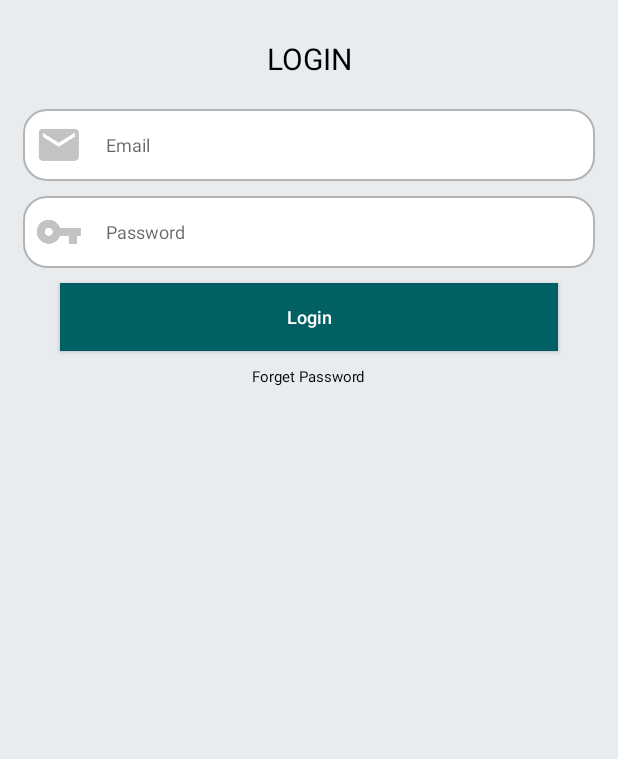
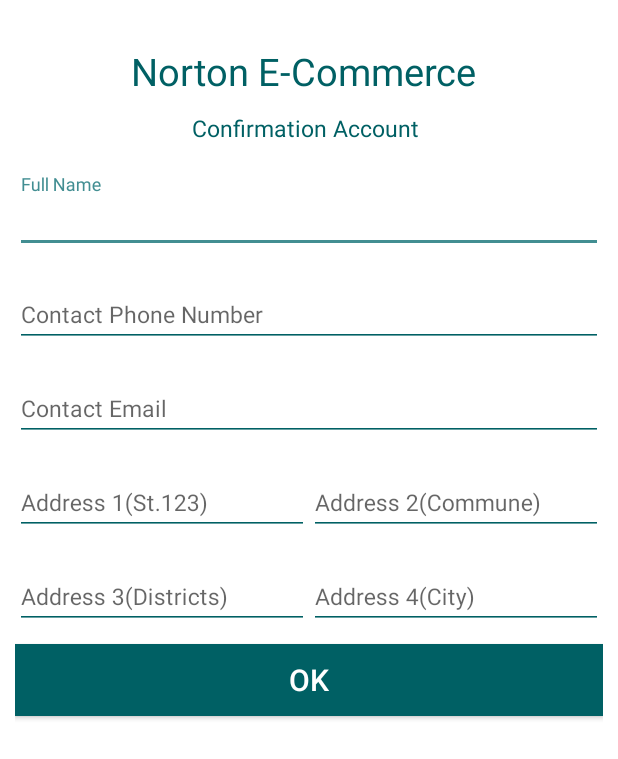
Before and after one commit to VichitGit/FBS, an Android app: the RegisterUserActivity screen opened directly, with no data from a screen before it, on a phone screen of 412 x 824 dp. Shown: the top 759 px of the screen. Run offline under Robolectric (Android 15) with nearby library versions, the phone set to English and light mode, and no system bars.

Commit message:
update ui

```diff
--- a/app/src/main/java/vichitpov/com/fbs/ui/activity/MainActivity.java
+++ b/app/src/main/java/vichitpov/com/fbs/ui/activity/MainActivity.java
@@ -3,7 +3,6 @@ package vichitpov.com.fbs.ui.activity;
 import android.annotation.SuppressLint;
 import android.content.Intent;
 import android.os.Bundle;
-import android.support.annotation.ColorInt;
 import android.support.annotation.NonNull;
 import android.support.design.widget.FloatingActionButton;
 import android.support.design.widget.NavigationView;
@@ -26,13 +25,10 @@ import com.github.rubensousa.bottomsheetbuilder.BottomSheetBuilder;
 import com.github.rubensousa.bottomsheetbuilder.BottomSheetMenuDialog;
 import com.github.rubensousa.bottomsheetbuilder.adapter.BottomSheetItemClickListener;
 
-import io.github.yavski.fabspeeddial.FabSpeedDial;
-import io.github.yavski.fabspeeddial.SimpleMenuListenerAdapter;
 import vichitpov.com.fbs.R;
 import vichitpov.com.fbs.adapter.TabAdapter;
 import vichitpov.com.fbs.model.TabModel;
-import vichitpov.com.fbs.ui.activity.profile.RePostToBuyActivity;
-import vichitpov.com.fbs.ui.activity.profile.RePostToSellActivity;
+import vichitpov.com.fbs.ui.activity.login.StartLoginActivity;
 import vichitpov.com.fbs.ui.activity.profile.UserProfileActivity;
 import vichitpov.com.fbs.ui.fragments.BuyerRecentItemFragment;
 import vichitpov.com.fbs.ui.fragments.SellerRecentItemFragment;
--- a/app/src/main/java/vichitpov/com/fbs/ui/activity/LoginDifferentActivity.java
+++ b/app/src/main/java/vichitpov/com/fbs/ui/activity/login/RegisterUserActivity.java
@@ -1,15 +1,15 @@
-package vichitpov.com.fbs.ui.activity;
+package vichitpov.com.fbs.ui.activity.login;
 
+import android.support.v7.app.AppCompatActivity;
 import android.os.Bundle;
-import android.support.v7.app.AppCompatActivity;
 
 import vichitpov.com.fbs.R;
 
-public class LoginDifferentActivity extends AppCompatActivity {
+public class RegisterUserActivity extends AppCompatActivity {
 
     @Override
     protected void onCreate(Bundle savedInstanceState) {
         super.onCreate(savedInstanceState);
-        setContentView(R.layout.activity_login_diffrent);
+        setContentView(R.layout.activity_register_user);
     }
 }
--- a/app/src/main/res/layout/activity_login_diffrent.xml
+++ /dev/null
@@ -1,80 +0,0 @@
-<?xml version="1.0" encoding="utf-8"?>
-<LinearLayout xmlns:android="http://schemas.android.com/apk/res/android"
-    xmlns:tools="http://schemas.android.com/tools"
-    android:layout_width="match_parent"
-    android:layout_height="match_parent"
-    android:orientation="vertical"
-    tools:context="vichitpov.com.fbs.ui.activity.LoginDifferentActivity">
-
-
-    <TextView
-        android:layout_width="match_parent"
-        android:layout_height="wrap_content"
-        android:layout_marginTop="25dp"
-        android:gravity="center"
-        android:text="LOGIN"
-        android:textColor="@color/colorBlack"
-        android:textSize="@dimen/sp_20" />
-
-    <EditText
-        android:id="@+id/edit_email"
-        android:layout_width="match_parent"
-        android:layout_height="wrap_content"
-        android:layout_marginLeft="@dimen/dp_15"
-        android:layout_marginRight="@dimen/dp_15"
-        android:layout_marginTop="20dp"
-        android:background="@drawable/background_edit_text"
-        android:drawablePadding="@dimen/dp_15"
-        android:drawableStart="@drawable/ic_email"
-        android:drawableTint="@color/colorHint"
-        android:gravity="center_vertical"
-        android:hint="Email"
-        android:inputType="textEmailAddress"
-        android:padding="@dimen/dp_8"
-        android:textSize="12sp"
-        android:theme="@style/AppTheme"
-        tools:ignore="RtlSymmetry" />
-
-    <EditText
-        android:id="@+id/edit_password"
-        android:layout_width="match_parent"
-        android:layout_height="wrap_content"
-        android:layout_marginLeft="15dp"
-        android:layout_marginRight="15dp"
-        android:layout_marginTop="10dp"
-        android:background="@drawable/background_edit_text"
-        android:drawablePadding="15dp"
-        android:drawableStart="@drawable/ic_password"
-        android:drawableTint="@color/colorHint"
-        android:gravity="center_vertical"
-        android:hint="Password"
-        android:inputType="textPassword"
-        android:padding="@dimen/dp_8"
-        android:textSize="12sp"
-        android:theme="@style/AppTheme" />
-
-    <Button
-        android:id="@+id/button_login"
-        android:layout_width="match_parent"
-        android:layout_height="45dp"
-        android:layout_marginLeft="40dp"
-        android:layout_marginRight="40dp"
-        android:layout_marginTop="10dp"
-        android:background="@color/colorPrimary"
-        android:text="Login"
-        android:textAllCaps="false"
-        android:textColor="@color/colorWhite"
-        android:textSize="@dimen/sp_12" />
-
-    <TextView
-        android:id="@+id/text_forget_password"
-        android:layout_width="wrap_content"
-        android:layout_height="wrap_content"
-        android:layout_gravity="center"
-        android:layout_marginTop="10dp"
-        android:text="Forget Password"
-        android:textColor="@color/colorBlack"
-        android:textSize="10sp" />
-
-
-</LinearLayout>
--- /dev/null
+++ b/app/src/main/res/layout/activity_register_user.xml
@@ -0,0 +1,205 @@
+<?xml version="1.0" encoding="utf-8"?>
+<LinearLayout xmlns:android="http://schemas.android.com/apk/res/android"
+    xmlns:app="http://schemas.android.com/apk/res-auto"
+    xmlns:tools="http://schemas.android.com/tools"
+    android:layout_width="match_parent"
+    android:layout_height="match_parent"
+    android:background="@color/colorWhite"
+    android:orientation="vertical"
+    android:padding="@dimen/dp_10"
+    tools:context="vichitpov.com.fbs.ui.activity.login.RegisterUserActivity">
+
+
+    <TextView
+        android:layout_width="wrap_content"
+        android:layout_height="wrap_content"
+        android:layout_gravity="center"
+        android:layout_marginBottom="@dimen/dp_10"
+        android:layout_marginTop="@dimen/dp_20"
+        android:text="Norton E-Commerce "
+        android:textColor="@color/colorPrimary"
+        android:textSize="@dimen/sp_25" />
+
+    <TextView
+        android:layout_width="wrap_content"
+        android:layout_height="wrap_content"
+        android:layout_gravity="center"
+        android:layout_marginBottom="@dimen/dp_20"
+        android:text="Confirmation Account "
+        android:textColor="@color/colorPrimary"
+
+        android:textSize="@dimen/sp_15" />
+
+    <android.support.design.widget.TextInputLayout
+        android:id="@+id/inputFullName"
+        android:layout_width="match_parent"
+        android:layout_height="wrap_content">
+
+        <EditText
+            android:id="@+id/editFullName"
+            android:layout_width="match_parent"
+            android:layout_height="wrap_content"
+            android:layout_marginBottom="@dimen/dp_10"
+            android:layout_marginTop="@dimen/dp_10"
+            android:backgroundTint="@color/colorPrimary"
+            android:hint="Full Name"
+            android:textColor="@color/colorBlack"
+            android:textSize="@dimen/sp_15"
+            android:theme="@style/AppTheme.PopupOverlay"
+            tools:ignore="TextFields" />
+
+    </android.support.design.widget.TextInputLayout>
+
+    <android.support.design.widget.TextInputLayout
+        android:id="@+id/inputContactNumber"
+        android:layout_width="match_parent"
+        android:layout_height="wrap_content">
+
+        <EditText
+            android:id="@+id/editContactNumber"
+            android:layout_width="match_parent"
+            android:layout_height="wrap_content"
+            android:layout_marginBottom="@dimen/dp_10"
+            android:layout_marginTop="@dimen/dp_10"
+            android:backgroundTint="@color/colorPrimary"
+            android:hint="Contact Phone Number"
+            android:textColor="@color/colorBlack"
+            android:textSize="@dimen/sp_15"
+            android:theme="@style/AppTheme.PopupOverlay"
+            tools:ignore="TextFields" />
+
+    </android.support.design.widget.TextInputLayout>
+
+    <android.support.design.widget.TextInputLayout
+        android:id="@+id/inputEmail"
+        android:layout_width="match_parent"
+        android:layout_height="wrap_content">
+
+        <EditText
+            android:id="@+id/editEmail"
+            android:layout_width="match_parent"
+            android:layout_height="wrap_content"
+            android:layout_marginBottom="@dimen/dp_10"
+            android:layout_marginTop="@dimen/dp_10"
+            android:backgroundTint="@color/colorPrimary"
+            android:hint="Contact Email"
+            android:inputType="textEmailAddress"
+            android:textColor="@color/colorBlack"
+            android:textSize="@dimen/sp_15"
+            android:theme="@style/AppTheme.PopupOverlay"
+            tools:ignore="TextFields" />
+
+    </android.support.design.widget.TextInputLayout>
+
+    <LinearLayout
+        android:layout_width="match_parent"
+        android:layout_height="wrap_content"
+        android:weightSum="2">
+
+
+        <android.support.design.widget.TextInputLayout
+            android:id="@+id/inputAddress1"
+            android:layout_width="0dp"
+            android:layout_height="wrap_content"
+            android:layout_weight="1">
+
+            <EditText
+                android:id="@+id/editAddress1"
+                android:layout_width="match_parent"
+                android:layout_height="wrap_content"
+                android:layout_marginBottom="@dimen/dp_10"
+                android:layout_marginTop="@dimen/dp_10"
+                android:backgroundTint="@color/colorPrimary"
+                android:hint="Address 1(St.123)"
+                android:textColor="@color/colorBlack"
+                android:textSize="@dimen/sp_15"
+                android:theme="@style/AppTheme.PopupOverlay"
+                tools:ignore="TextFields" />
+
+        </android.support.design.widget.TextInputLayout>
+
+        <android.support.design.widget.TextInputLayout
+            android:id="@+id/inputAddress2"
+            android:layout_width="0dp"
+            android:layout_height="wrap_content"
+            android:layout_weight="1">
+
+            <EditText
+                android:id="@+id/editAddress2"
+                android:layout_width="match_parent"
+                android:layout_height="wrap_content"
+                android:layout_marginBottom="@dimen/dp_10"
+                android:layout_marginTop="@dimen/dp_10"
+                android:backgroundTint="@color/colorPrimary"
+                android:hint="Address 2(Commune)"
+                android:textColor="@color/colorBlack"
+                android:textSize="@dimen/sp_15"
+                android:theme="@style/AppTheme.PopupOverlay"
+                tools:ignore="TextFields" />
+
+        </android.support.design.widget.TextInputLayout>
+
+    </LinearLayout>
+
+    <LinearLayout
+        android:layout_width="match_parent"
+        android:layout_height="wrap_content"
+        android:weightSum="2">
+
+
+        <android.support.design.widget.TextInputLayout
+            android:id="@+id/inputAddress3"
+            android:layout_width="0dp"
+            android:layout_height="wrap_content"
+            android:layout_weight="1">
+
+            <EditText
+                android:id="@+id/editAddress3"
+                android:layout_width="match_parent"
+                android:layout_height="wrap_content"
+                android:layout_marginBottom="@dimen/dp_10"
+                android:layout_marginTop="@dimen/dp_10"
+                android:backgroundTint="@color/colorPrimary"
+                android:hint="Address 3(Districts)"
+                android:textColor="@color/colorBlack"
+                android:textSize="@dimen/sp_15"
+                android:theme="@style/AppTheme.PopupOverlay"
+                tools:ignore="TextFields" />
+
+        </android.support.design.widget.TextInputLayout>
+
+        <android.support.design.widget.TextInputLayout
+            android:id="@+id/inputAddress4"
+            android:layout_width="0dp"
+            android:layout_height="wrap_content"
+            android:layout_weight="1">
+
+            <EditText
+                android:id="@+id/editAddress4"
+                android:layout_width="match_parent"
+                android:layout_height="wrap_content"
+                android:layout_marginBottom="@dimen/dp_10"
+                android:layout_marginTop="@dimen/dp_10"
+                android:backgroundTint="@color/colorPrimary"
+                android:hint="Address 4(City)"
+                android:textColor="@color/colorBlack"
+                android:textSize="@dimen/sp_15"
+                android:theme="@style/AppTheme.PopupOverlay"
+                tools:ignore="TextFields" />
+
+        </android.support.design.widget.TextInputLayout>
+
+
+    </LinearLayout>
+
+    <Button
+        android:id="@+id/buttonOk"
+        android:layout_width="match_parent"
+        android:layout_height="wrap_content"
+        android:background="@color/colorPrimary"
+        android:text="Ok"
+        android:textColor="@color/colorWhite"
+        android:textSize="@dimen/sp_20" />
+
+
+</LinearLayout>
--- a/app/src/main/res/values/dimens.xml
+++ b/app/src/main/res/values/dimens.xml
@@ -17,4 +17,5 @@
     <dimen name="sp_10">10sp</dimen>
     <dimen name="dp_10">10dp</dimen>
     <dimen name="sp_20">20sp</dimen>
+    <dimen name="sp_25">25sp</dimen>
 </resources>
```
Also changed, not shown: app/src/main/AndroidManifest.xml (+3 -4 lines), app/src/main/java/vichitpov/com/fbs/ui/activity/StartLoginActivity.java (deleted, +0 -39 lines), app/src/main/java/vichitpov/com/fbs/ui/activity/VerificationCodeActivity.java (deleted, +0 -21 lines), app/src/main/java/vichitpov/com/fbs/ui/activity/login/StartLoginActivity.java (added, +19 -0 lines), app/src/main/res/layout/activity_start_login.xml (+48 -71 lines), app/src/main/res/layout/activity_user_profile.xml (+6 -3 lines), app/src/main/res/layout/activity_verification_code.xml (deleted, +0 -69 lines).
